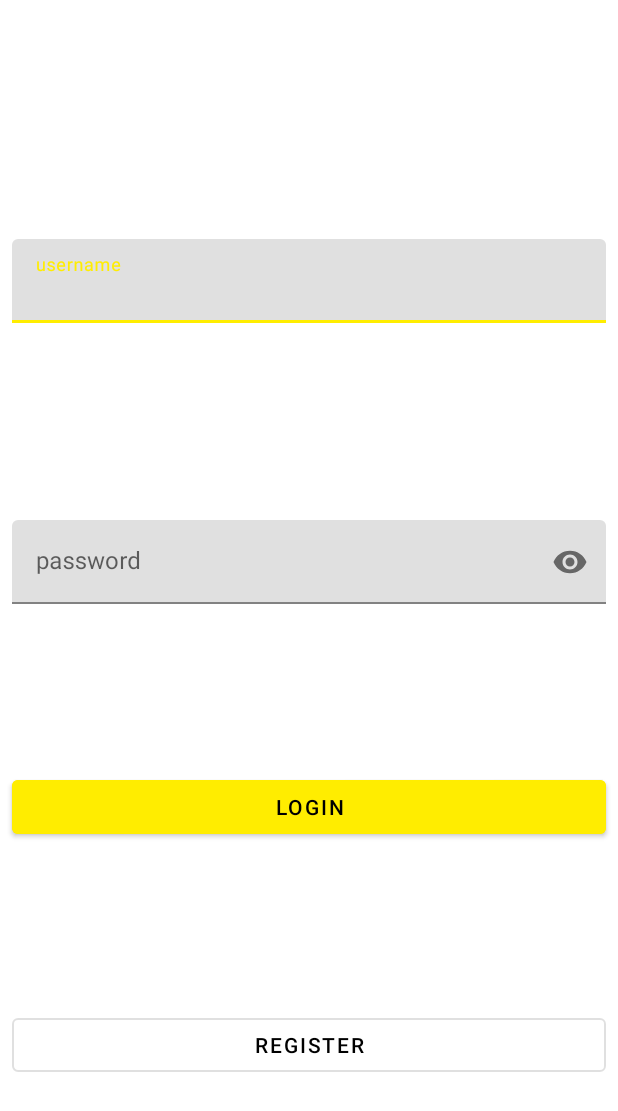
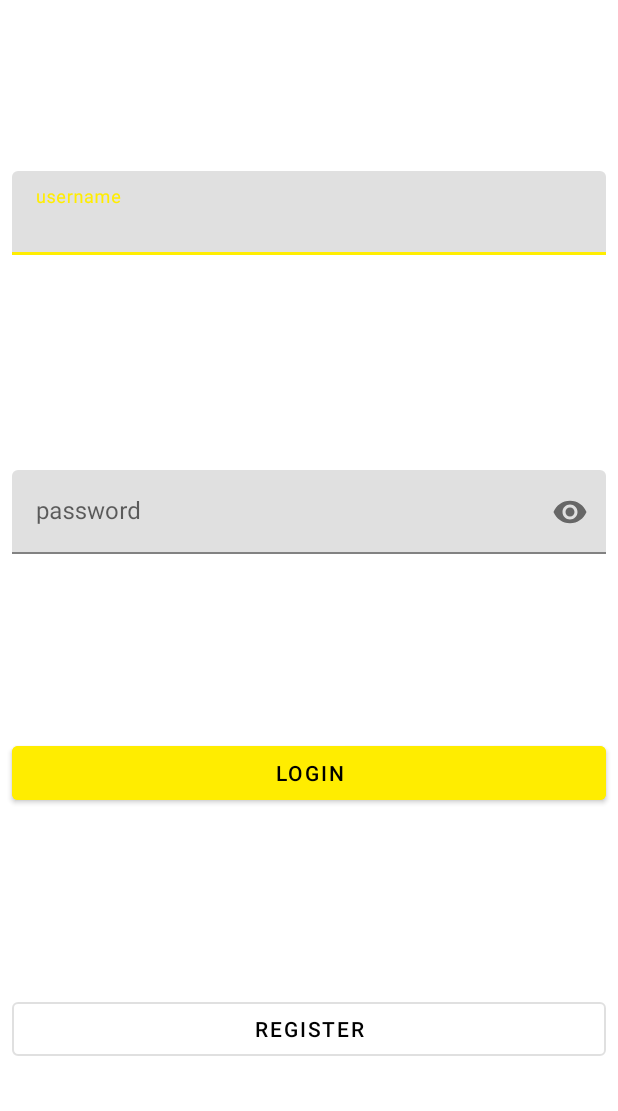
Before and after one commit to codingwim/IdeenPlattform, an Android app: the screen it shows after launch (MainActivity), on a phone screen of 412 x 824 dp. Shown: the top 1111 px of the screen. Run offline under Robolectric (Android 15) with nearby library versions, the phone set to English and light mode, and no system bars; our stand-ins replace Picasso, Room's generated code, RxJava, data binding, navigation-ui; libraries missing offline, so code that uses them is left out: com.ashokvarma.gander; pictures from the network do not load; 6 statements that could not run were skipped.

Commit message:
comment layout done. some fixes on visibility, white space appbar bot nav

```diff
--- a/app/src/main/java/com/codingschool/ideabase/KoinModule.kt
+++ b/app/src/main/java/com/codingschool/ideabase/KoinModule.kt
@@ -6,6 +6,7 @@ import com.ashokvarma.gander.GanderInterceptor
 import com.codingschool.ideabase.model.data.room.AppDataBase
 import com.codingschool.ideabase.model.remote.IdeaApi
 import com.codingschool.ideabase.model.remote.ImageHandler
+import com.codingschool.ideabase.ui.comment.CommentViewModel
 import com.codingschool.ideabase.ui.detail.DetailViewModel
 import com.codingschool.ideabase.ui.list.IdeaListAdapter
 import com.codingschool.ideabase.ui.list.ListViewModel
@@ -103,6 +104,10 @@ val appModule = module {
     factory<NewEditIdeaViewModel> { parameters ->
         NewEditIdeaViewModel(newIdea = parameters.get(), ideaApi = get(), prefs = get())
     }
+
+    factory<CommentViewModel> { parameters ->
+        CommentViewModel(id = parameters.get(), title = parameters.get(), ideaApi = get())
+    }
 }
 
 
--- a/app/src/main/java/com/codingschool/ideabase/MainActivity.kt
+++ b/app/src/main/java/com/codingschool/ideabase/MainActivity.kt
@@ -11,6 +11,7 @@ import androidx.navigation.ui.AppBarConfiguration
 import androidx.navigation.ui.setupActionBarWithNavController
 import androidx.navigation.ui.setupWithNavController
 import com.codingschool.ideabase.databinding.ActivityMainBinding
+import com.google.android.material.floatingactionbutton.FloatingActionButton
 
 class MainActivity : AppCompatActivity() {
 
@@ -27,8 +28,11 @@ class MainActivity : AppCompatActivity() {
 
         navController = findNavController(R.id.nav_host_fragment)
 
-        val appBarConfiguration = AppBarConfiguration(setOf(
-                R.id.navigation_top_ranked, R.id.navigation_ideas, R.id.navigation_profile))
+        val appBarConfiguration = AppBarConfiguration(
+            setOf(
+                R.id.navigation_top_ranked, R.id.navigation_ideas, R.id.navigation_profile
+            )
+        )
 
         setupActionBarWithNavController(navController, appBarConfiguration)
 
@@ -36,7 +40,10 @@ class MainActivity : AppCompatActivity() {
 
         navController.addOnDestinationChangedListener { controller, destination, arguments ->
             when (destination.id) {
-                R.id.loginFragment, R.id.registerFragment -> hideAppBarAndBottomNaviagtionBar(navView, actionBar)
+                R.id.loginFragment, R.id.registerFragment, R.id.commentFragment -> hideAppBarAndBottomNaviagtionBar(
+                    navView,
+                    actionBar
+                )
                 else -> showAppBarAndBottomNaviagtionBar(navView, actionBar)
             }
         }
@@ -44,7 +51,10 @@ class MainActivity : AppCompatActivity() {
 
     }
 
-    private fun showAppBarAndBottomNaviagtionBar(navView: BottomNavigationView, actionBar: ActionBar?) {
+    private fun showAppBarAndBottomNaviagtionBar(
+        navView: BottomNavigationView,
+        actionBar: ActionBar?
+    ) {
         actionBar?.show()
         navView.visibility = View.VISIBLE
     }
@@ -53,8 +63,8 @@ class MainActivity : AppCompatActivity() {
         navView: BottomNavigationView,
         actionBar: ActionBar?
     ) {
-            actionBar?.hide()
-            navView.visibility = View.INVISIBLE
+        actionBar?.hide()
+        navView.visibility = View.GONE
     }
 
 }
--- a/app/src/main/java/com/codingschool/ideabase/ui/comment/CommentView.kt
+++ b/app/src/main/java/com/codingschool/ideabase/ui/comment/CommentView.kt
@@ -4,6 +4,6 @@ import com.codingschool.ideabase.utils.toast
 
 interface CommentView {
      fun showToast(any: Any)
-     fun resetCommentEmptyError()
      fun setCommentEmptyError(any: Any)
+     fun setTitle(title: String)
 }
--- a/app/src/main/java/com/codingschool/ideabase/ui/list/ListFragment.kt
+++ b/app/src/main/java/com/codingschool/ideabase/ui/list/ListFragment.kt
@@ -94,8 +94,10 @@ class ListFragment : Fragment(), ListView {
         Navigation.findNavController(requireView()).navigate(action)
     }
 
-    override fun navigateToCommentFragment(id: String) {
-        TODO("Not yet implemented")
+    override fun navigateToCommentFragment(id: String, title: String) {
+        val action: NavDirections =
+            ListFragmentDirections.toComment(id, title)
+        Navigation.findNavController(requireView()).navigate(action)
     }
 
     override fun navigateToNewIdeaFragment(newIdea: Boolean) {
--- a/app/src/main/java/com/codingschool/ideabase/ui/list/ListView.kt
+++ b/app/src/main/java/com/codingschool/ideabase/ui/list/ListView.kt
@@ -4,7 +4,7 @@ interface ListView {
     fun showToast(any: Any)
     fun showPopupRatingDialog(id: String, ratingArray: Array<String>, checkedItem: Int)
     fun navigateToDetailFragment(id: String)
-    fun navigateToCommentFragment(id: String)
+    fun navigateToCommentFragment(id: String, title: String)
     fun navigateToNewIdeaFragment(newIdea: Boolean)
     fun showSearchDialog(categoryArray: Array<String>, checkedItems: BooleanArray, searchText: String, messageSelecteCategories: String)
     fun showFilterDialog(categoryArray: Array<String>, checkedItems: BooleanArray, searchText: String, messageSelecteCategories: String)
--- a/app/src/main/res/layout/activity_main.xml
+++ b/app/src/main/res/layout/activity_main.xml
@@ -4,7 +4,7 @@
     android:id="@+id/container"
     android:layout_width="match_parent"
     android:layout_height="match_parent"
-    android:paddingTop="?attr/actionBarSize">
+    >
 
     <com.google.android.material.bottomnavigation.BottomNavigationView
         android:id="@+id/nav_view"
@@ -22,7 +22,7 @@
         android:id="@+id/nav_host_fragment"
         android:name="androidx.navigation.fragment.NavHostFragment"
         android:layout_width="match_parent"
-        android:layout_height="match_parent"
+        android:layout_height="0dp"
         app:defaultNavHost="true"
         app:layout_constraintBottom_toTopOf="@id/nav_view"
         app:layout_constraintLeft_toLeftOf="parent"
--- a/app/src/main/res/navigation/nav_graph.xml
+++ b/app/src/main/res/navigation/nav_graph.xml
@@ -21,6 +21,9 @@
             app:argType="boolean"
             android:defaultValue="true"
             />
+        <action
+            android:id="@+id/toComment"
+            app:destination="@id/commentFragment" />
     </fragment>
 
     <fragment
@@ -39,6 +42,9 @@
             app:argType="boolean"
             android:defaultValue="false"
             />
+        <action
+            android:id="@+id/toComment"
+            app:destination="@id/commentFragment" />
     </fragment>
 
     <fragment
@@ -78,6 +84,9 @@
         <argument
             android:name="id"
             app:argType="string" />
+        <action
+            android:id="@+id/toComment"
+            app:destination="@id/commentFragment" />
     </fragment>
     <fragment
         android:id="@+id/newEditIdeaFragment"
@@ -87,4 +96,15 @@
             android:name="newIdea"
             app:argType="boolean" />
     </fragment>
+    <fragment
+        android:id="@+id/commentFragment"
+        android:name="com.codingschool.ideabase.ui.comment.CommentFragment"
+        android:label="CommentFragment" >
+        <argument
+            android:name="id"
+            app:argType="string" />
+        <argument
+            android:name="title"
+            app:argType="string" />
+    </fragment>
 </navigation>
```
Also changed, not shown: app/src/main/java/com/codingschool/ideabase/ui/comment/CommentFragment.kt (+14 -5 lines), app/src/main/java/com/codingschool/ideabase/ui/comment/CommentViewModel.kt (+5 -3 lines), app/src/main/java/com/codingschool/ideabase/ui/list/IdeaListAdapter.kt (+4 -4 lines), app/src/main/java/com/codingschool/ideabase/ui/list/ListViewModel.kt (+4 -6 lines), app/src/main/res/layout/fragment_comment.xml (+30 -14 lines).
